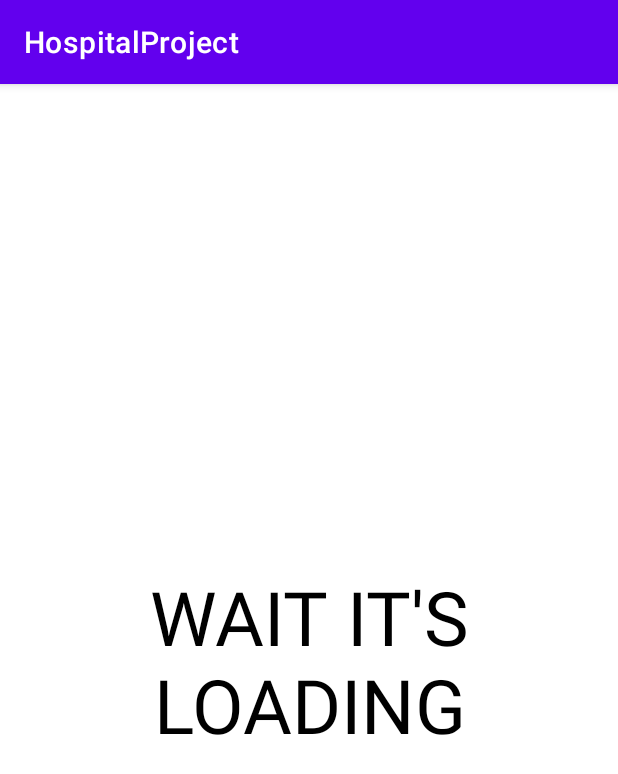
After one commit to SultanSarygulov/HospitalProject, an Android app: the fragment DeleteLoadingFragment shown on its own in the app's theme, on a phone screen of 412 x 824 dp. The commit adds this screen. Shown: the top 774 px of the screen. Run offline under Robolectric (Android 15) with nearby library versions, the phone set to English and light mode, and no system bars; 1 statement that could not run was skipped.

Commit message:
Finished adding delete and add functions

```diff
--- /dev/null
+++ b/app/src/main/java/com/example/hospitalproject/DeleteLoadingFragment.java
@@ -0,0 +1,31 @@
+package com.example.hospitalproject;
+
+import android.os.Bundle;
+
+import androidx.annotation.NonNull;
+import androidx.annotation.Nullable;
+import androidx.fragment.app.Fragment;
+import androidx.navigation.Navigation;
+
+import android.view.LayoutInflater;
+import android.view.View;
+import android.view.ViewGroup;
+
+public class DeleteLoadingFragment extends Fragment {
+
+    @Override
+    public View onCreateView(LayoutInflater inflater, ViewGroup container,
+                             Bundle savedInstanceState) {
+        // Inflate the layout for this fragment
+        View view = inflater.inflate(R.layout.fragment_delete_loading, container, false);
+
+        return view;
+    }
+
+    @Override
+    public void onViewCreated(@NonNull View view, @Nullable Bundle savedInstanceState) {
+        super.onViewCreated(view, savedInstanceState);
+
+        Navigation.findNavController(view).navigateUp();
+    }
+}
--- /dev/null
+++ b/app/src/main/res/layout/fragment_delete_loading.xml
@@ -0,0 +1,23 @@
+<?xml version="1.0" encoding="utf-8"?>
+<androidx.constraintlayout.widget.ConstraintLayout xmlns:android="http://schemas.android.com/apk/res/android"
+    xmlns:app="http://schemas.android.com/apk/res-auto"
+    xmlns:tools="http://schemas.android.com/tools"
+    android:layout_width="match_parent"
+    android:layout_height="match_parent"
+    tools:context=".DeleteLoadingFragment">
+
+
+    <TextView
+        android:id="@+id/textView2"
+        android:layout_width="wrap_content"
+        android:layout_height="wrap_content"
+        android:text="WAIT IT'S LOADING"
+        android:textAlignment="center"
+        android:textColor="@color/black"
+        android:textSize="50sp"
+        app:layout_constraintBottom_toBottomOf="parent"
+        app:layout_constraintEnd_toEndOf="parent"
+        app:layout_constraintHorizontal_bias="0.5"
+        app:layout_constraintStart_toStartOf="parent"
+        app:layout_constraintTop_toTopOf="parent" />
+</androidx.constraintlayout.widget.ConstraintLayout>
--- a/build.gradle
+++ b/build.gradle
@@ -15,6 +15,7 @@ buildscript {
 plugins {
     id 'com.android.application' version '7.2.2' apply false
     id 'com.android.library' version '7.2.2' apply false
+    id 'org.jetbrains.kotlin.android' version '1.6.10' apply false
 }
 
 
```
Also changed, not shown: app/src/main/java/com/example/hospitalproject/AddStaffFragment.java (+1 -6 lines), app/src/main/java/com/example/hospitalproject/DoctorRecyclerAdapter.java (+17 -5 lines), app/src/main/java/com/example/hospitalproject/Listeners.java (added, +8 -0 lines), app/src/main/java/com/example/hospitalproject/MainDoctorFragment.java (+8 -3 lines), app/src/main/java/com/example/hospitalproject/NurseRecyclerAdapter.java (+20 -5 lines), app/src/main/res/navigation/navgraph.xml (+17 -2 lines).
